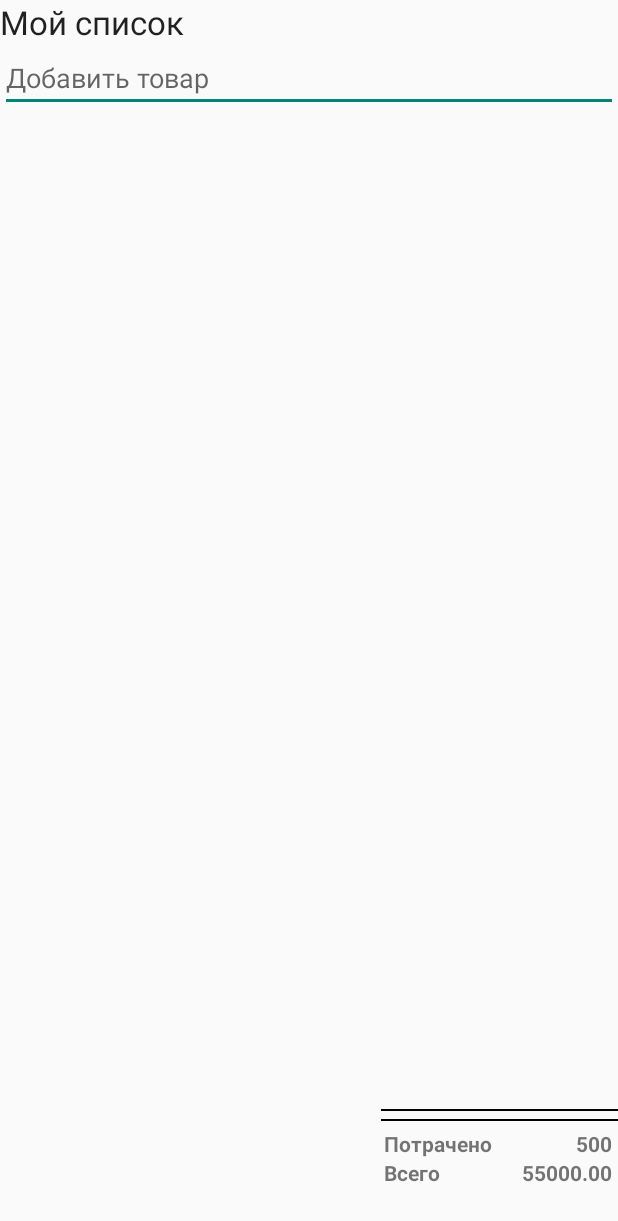
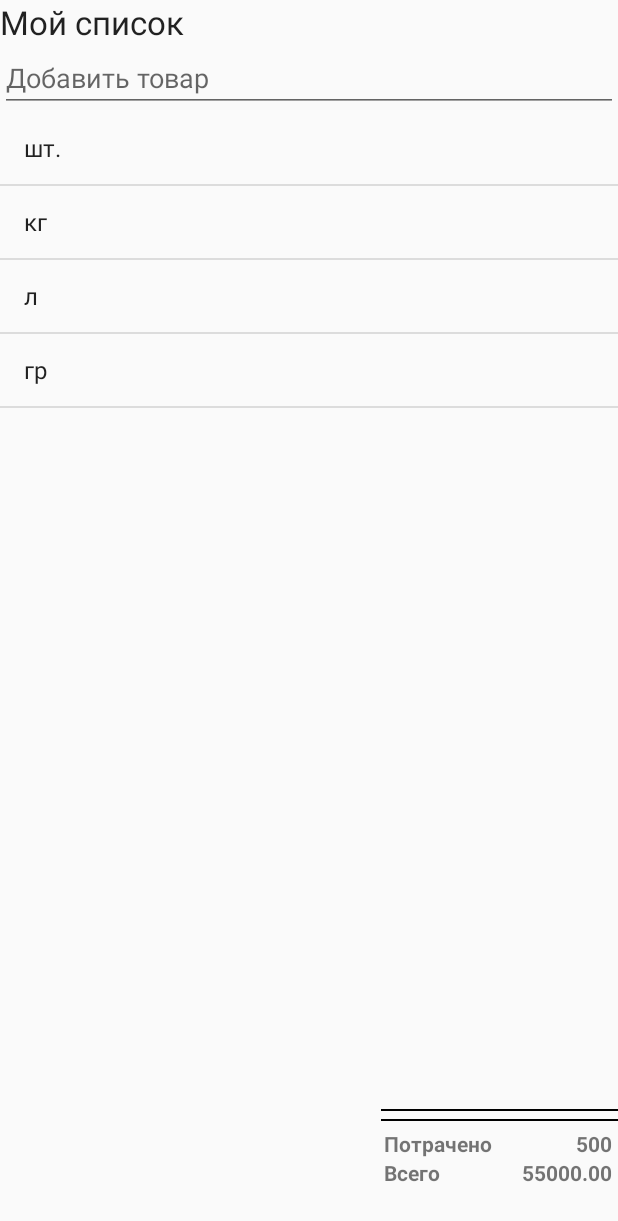
Before and after one commit to GusevaEvgenia/ShoppingListProt, an Android app: the screen it shows after launch (ShoppingListActivity), on a phone screen of 412 x 824 dp. Shown: the top 1221 px of the screen. Run offline under Robolectric (Android 15) with nearby library versions, the phone set to English and light mode, and no system bars.

```diff
--- a/app/src/main/java/ru/android/ainege/shoppinglist/ShoppingListFragment.java
+++ b/app/src/main/java/ru/android/ainege/shoppinglist/ShoppingListFragment.java
@@ -1,18 +1,27 @@
 package ru.android.ainege.shoppinglist;
 
-import android.app.Fragment;
+import android.app.ListFragment;
 import android.os.Bundle;
-import android.support.annotation.Nullable;
 import android.view.LayoutInflater;
 import android.view.View;
 import android.view.ViewGroup;
+import android.widget.ArrayAdapter;
 
 /**
  * Created by Belkin on 06.06.2015.
  */
-public class ShoppingListFragment extends Fragment{
+public class ShoppingListFragment extends ListFragment {
 
-    @Nullable
+    @Override
+    public void onCreate(Bundle savedInstanceState) {
+        super.onCreate(savedInstanceState);
+
+        ArrayAdapter<String> adapter = new ArrayAdapter<String>(getActivity(),
+                                                                android.R.layout.simple_list_item_1,
+                                                                getResources().getStringArray(R.array.units));
+        setListAdapter(adapter);
+    }
+
     @Override
     public View onCreateView(LayoutInflater inflater, ViewGroup container, Bundle savedInstanceState) {
         View v = inflater.inflate(R.layout.shopping_list, container, false);
--- a/app/src/main/res/layout/shopping_list.xml
+++ b/app/src/main/res/layout/shopping_list.xml
@@ -20,9 +20,9 @@
         android:hint="@string/add_item"/>
 
     <ListView
+        android:id="@android:id/list"
         android:layout_width="match_parent"
         android:layout_height="50dp"
-        android:id="@+id/items_listView"
         android:layout_marginBottom="5dp"
         android:layout_weight="0.95"/>
 
```
